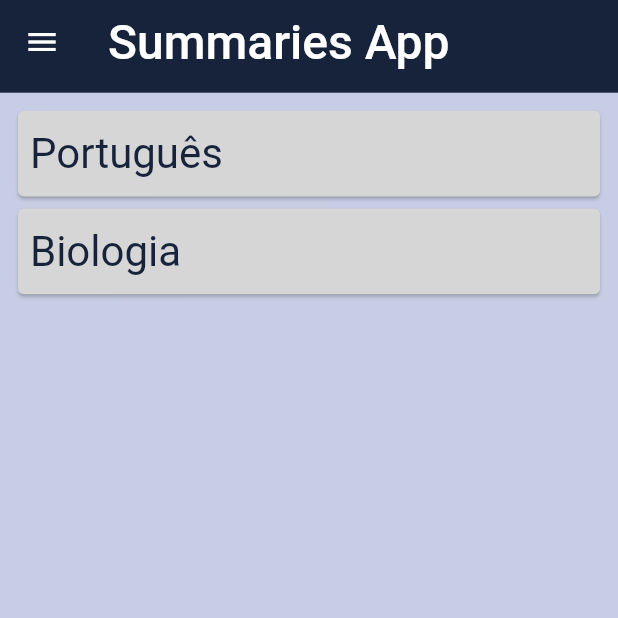
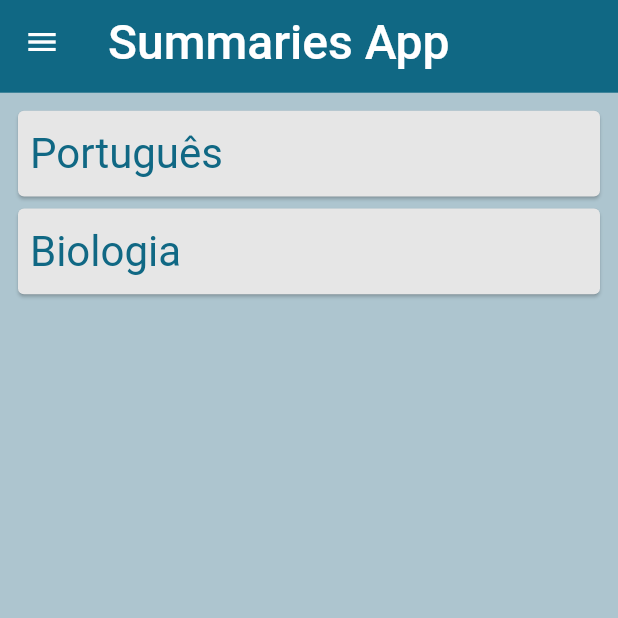
Before and after one commit to EmanuelCezardm/SummariesApp, a Flutter app: the HomeScreen screen opened by its route, on a phone screen of 412 x 824 dp, the top half of it. Run offline on Flutter 3.47's test engine with Material 2 defaults, Android fonts, the phone set to English and light mode, and no system bars.

Commit message:
Update: Small details

```diff
--- a/lib/main.dart
+++ b/lib/main.dart
@@ -1,5 +1,6 @@
 import 'package:flutter/material.dart';
 import 'package:summaries_app/ui/screens/home_screen.dart';
+import 'package:summaries_app/ui/screens/login_screen.dart';
 import 'package:summaries_app/ui/styles/app_theme.dart';
 
 void main() {
@@ -15,9 +16,10 @@ class MyApp extends StatelessWidget {
       title: 'Summaries App',
       theme: AppTheme.theme,
       routes: {
-        'home': (context) => const HomeScreen(),
+        '/home': (context) => const HomeScreen(),
+        '/login': (context) => const LoginScreen(),
       },
-      home: const HomeScreen(),
+      home: const LoginScreen(),
     );
   }
 }
--- a/lib/ui/styles/app_colors.dart
+++ b/lib/ui/styles/app_colors.dart
@@ -1,10 +1,9 @@
 import 'package:flutter/cupertino.dart';
 
 class AppColors {
-  static const Color background = Color(0xFFC7CDE4);
-  static const Color offWhite = Color(0xFFD6D6D6);
-  static const Color cinza = Color(0xFFc3c8d1);
-  static const Color rose = Color(0xFFFF6768);
-  static const Color darkBlue = Color(0xFF17223B);
-  static const Color blue = Color(0xFF263859);
+  static const Color background = Color(0xFFADC5CF);
+  static const Color offWhite = Color(0xFFE6E6E6);
+  static const Color white = Color(0xFFFFFFFF);
+  static const Color lilas = Color(0xFF845EC2);
+  static const Color blue = Color(0xFF106884);
 }
```
Also changed, not shown: lib/ui/screens/login_screen.dart (+20 -22 lines), lib/ui/styles/app_theme.dart (+5 -2 lines), pubspec.lock.
